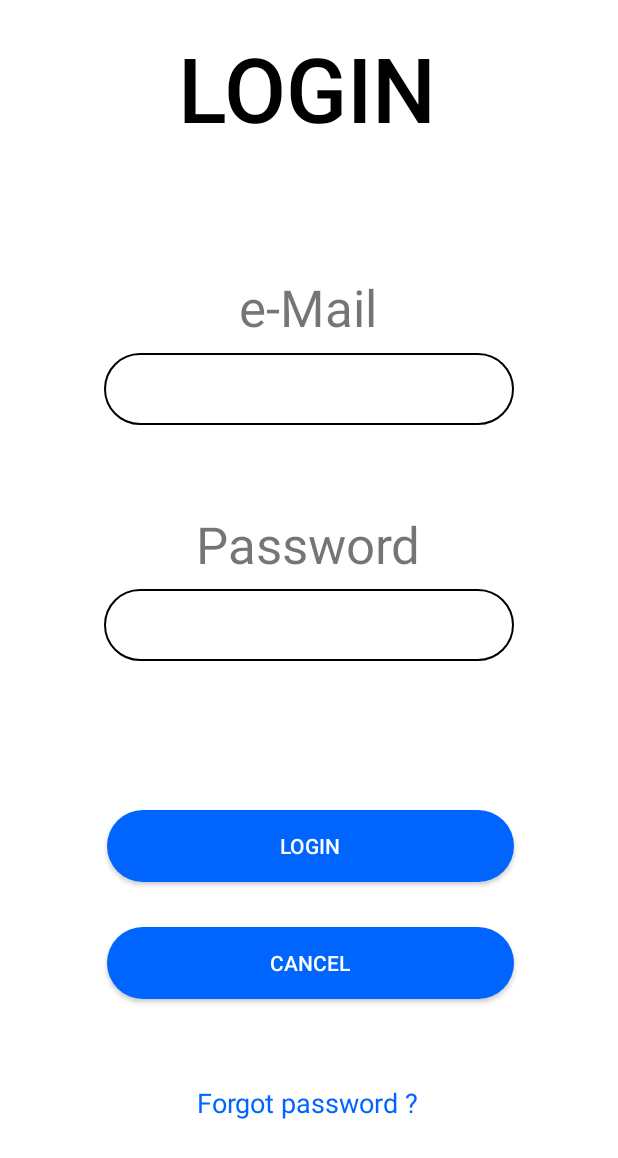
After one commit to lucaLP98/CineMates20_Mobile, an Android app: the fragment LoginFragment shown on its own in the app's theme, on a phone screen of 412 x 824 dp. The commit adds this screen. Shown: the top 1158 px of the screen. Run offline under Robolectric (Android 15) with nearby library versions, the phone set to English and light mode, and no system bars.

Commit message:
aggiunto LoginFragment, aggiunto file textfield_rounded_corner

```diff
--- a/app/src/main/java/it/ingsw/cinemates20_mobile/views/activities/MainActivity.java
+++ b/app/src/main/java/it/ingsw/cinemates20_mobile/views/activities/MainActivity.java
@@ -6,6 +6,7 @@ import android.os.Bundle;
 
 import it.ingsw.cinemates20_mobile.R;
 import it.ingsw.cinemates20_mobile.views.fragments.AccessFragment;
+import it.ingsw.cinemates20_mobile.views.fragments.LoginFragment;
 
 public class MainActivity extends AppCompatActivity {
 
--- a/app/src/main/java/it/ingsw/cinemates20_mobile/views/fragments/AccessFragment.java
+++ b/app/src/main/java/it/ingsw/cinemates20_mobile/views/fragments/AccessFragment.java
@@ -10,52 +10,20 @@ import android.view.ViewGroup;
 
 import it.ingsw.cinemates20_mobile.R;
 
-/**
- * A simple {@link Fragment} subclass.
- * Use the {@link AccessFragment#newInstance} factory method to
- * create an instance of this fragment.
- */
 public class AccessFragment extends Fragment {
-
-    // TODO: Rename parameter arguments, choose names that match
-    // the fragment initialization parameters, e.g. ARG_ITEM_NUMBER
-    private static final String ARG_PARAM1 = "param1";
-    private static final String ARG_PARAM2 = "param2";
-
-    // TODO: Rename and change types of parameters
-    private String mParam1;
-    private String mParam2;
 
     public AccessFragment() {
         // Required empty public constructor
     }
-
-    /**
-     * Use this factory method to create a new instance of
-     * this fragment using the provided parameters.
-     *
-     * @param param1 Parameter 1.
-     * @param param2 Parameter 2.
-     * @return A new instance of fragment AccessFragment.
-     */
-    // TODO: Rename and change types and number of parameters
     public static AccessFragment newInstance(String param1, String param2) {
         AccessFragment fragment = new AccessFragment();
         Bundle args = new Bundle();
-        args.putString(ARG_PARAM1, param1);
-        args.putString(ARG_PARAM2, param2);
-        fragment.setArguments(args);
         return fragment;
     }
 
     @Override
     public void onCreate(Bundle savedInstanceState) {
         super.onCreate(savedInstanceState);
-
-        if (getArguments() != null) {
-            mParam1 = getArguments().getString(ARG_PARAM1);
-            mParam2 = getArguments().getString(ARG_PARAM2);
-        }
     }
 
     @Override
--- /dev/null
+++ b/app/src/main/java/it/ingsw/cinemates20_mobile/views/fragments/LoginFragment.java
@@ -0,0 +1,66 @@
+package it.ingsw.cinemates20_mobile.views.fragments;
+
+import android.os.Bundle;
+
+import androidx.fragment.app.Fragment;
+
+import android.view.LayoutInflater;
+import android.view.View;
+import android.view.ViewGroup;
+
+import it.ingsw.cinemates20_mobile.R;
+
+/**
+ * A simple {@link Fragment} subclass.
+ * Use the {@link LoginFragment#newInstance} factory method to
+ * create an instance of this fragment.
+ */
+public class LoginFragment extends Fragment {
+
+    // TODO: Rename parameter arguments, choose names that match
+    // the fragment initialization parameters, e.g. ARG_ITEM_NUMBER
+    private static final String ARG_PARAM1 = "param1";
+    private static final String ARG_PARAM2 = "param2";
+
+    // TODO: Rename and change types of parameters
+    private String mParam1;
+    private String mParam2;
+
+    public LoginFragment() {
+        // Required empty public constructor
+    }
+
+    /**
+     * Use this factory method to create a new instance of
+     * this fragment using the provided parameters.
+     *
+     * @param param1 Parameter 1.
+     * @param param2 Parameter 2.
+     * @return A new instance of fragment LoginFragment.
+     */
+    // TODO: Rename and change types and number of parameters
+    public static LoginFragment newInstance(String param1, String param2) {
+        LoginFragment fragment = new LoginFragment();
+        Bundle args = new Bundle();
+        args.putString(ARG_PARAM1, param1);
+        args.putString(ARG_PARAM2, param2);
+        fragment.setArguments(args);
+        return fragment;
+    }
+
+    @Override
+    public void onCreate(Bundle savedInstanceState) {
+        super.onCreate(savedInstanceState);
+        if (getArguments() != null) {
+            mParam1 = getArguments().getString(ARG_PARAM1);
+            mParam2 = getArguments().getString(ARG_PARAM2);
+        }
+    }
+
+    @Override
+    public View onCreateView(LayoutInflater inflater, ViewGroup container,
+                             Bundle savedInstanceState) {
+        // Inflate the layout for this fragment
+        return inflater.inflate(R.layout.fragment_login, container, false);
+    }
+}
--- /dev/null
+++ b/app/src/main/res/drawable/textfield_rounded_corner.xml
@@ -0,0 +1,16 @@
+<?xml version="1.0" encoding="utf-8"?>
+<shape xmlns:android="http://schemas.android.com/apk/res/android">
+    <stroke
+        android:width="1dp"
+        android:color="@color/black" />
+
+    <solid android:color="@color/white" />
+
+    <padding
+        android:left="15dp"
+        android:right="15dp"
+        android:bottom="8dp"
+        android:top="8dp" />
+
+    <corners android:radius="50dp" />
+</shape>
--- a/app/src/main/res/layout/activity_main.xml
+++ b/app/src/main/res/layout/activity_main.xml
@@ -1,5 +1,5 @@
 <?xml version="1.0" encoding="utf-8"?>
-<androidx.constraintlayout.widget.ConstraintLayout xmlns:android="http://schemas.android.com/apk/res/android"
+<RelativeLayout xmlns:android="http://schemas.android.com/apk/res/android"
     xmlns:app="http://schemas.android.com/apk/res-auto"
     xmlns:tools="http://schemas.android.com/tools"
     android:layout_width="match_parent"
@@ -13,10 +13,11 @@
     <FrameLayout
         android:id="@+id/mainActivityContainer"
         android:layout_width="match_parent"
-        android:layout_height="677dp"
+        android:layout_height="match_parent"
+        android:layout_below="@id/include"
         app:layout_constraintBottom_toBottomOf="parent"
         app:layout_constraintStart_toStartOf="parent"
         app:layout_constraintTop_toBottomOf="@+id/include"
         app:layout_constraintVertical_bias="1.0" />
 
-</androidx.constraintlayout.widget.ConstraintLayout>
+</RelativeLayout>
--- a/app/src/main/res/layout/fragment_access.xml
+++ b/app/src/main/res/layout/fragment_access.xml
@@ -11,7 +11,21 @@
         android:layout_height="match_parent">
 
         <android.widget.Button
-            android:id="@+id/loginButton"
+            android:id="@+id/facebookLoginButton"
+            android:layout_width="230dp"
+            android:layout_height="60dp"
+            android:background="@drawable/button_background"
+            android:text="@string/facebook_login"
+            android:textColor="@color/white"
+            app:layout_constraintBottom_toBottomOf="parent"
+            app:layout_constraintEnd_toEndOf="parent"
+            app:layout_constraintHorizontal_bias="0.497"
+            app:layout_constraintStart_toStartOf="parent"
+            app:layout_constraintTop_toTopOf="parent"
+            app:layout_constraintVertical_bias="0.642" />
+
+        <android.widget.Button
+            android:id="@+id/goToLoginButton"
             android:layout_width="230dp"
             android:layout_height="60dp"
             android:background="@drawable/button_background"
@@ -22,7 +36,21 @@
             app:layout_constraintHorizontal_bias="0.497"
             app:layout_constraintStart_toStartOf="parent"
             app:layout_constraintTop_toTopOf="parent"
-            app:layout_constraintVertical_bias="0.12" />
+            app:layout_constraintVertical_bias="0.268" />
+
+        <android.widget.Button
+            android:id="@+id/goToSingUpButton"
+            android:layout_width="230dp"
+            android:layout_height="60dp"
+            android:background="@drawable/button_background"
+            android:text="@string/singup"
+            android:textColor="@color/white"
+            app:layout_constraintBottom_toBottomOf="parent"
+            app:layout_constraintEnd_toEndOf="parent"
+            app:layout_constraintHorizontal_bias="0.497"
+            app:layout_constraintStart_toStartOf="parent"
+            app:layout_constraintTop_toTopOf="parent"
+            app:layout_constraintVertical_bias="0.393" />
 
         <android.widget.Button
             android:id="@+id/googleLoginButton"
@@ -36,61 +64,21 @@
             app:layout_constraintHorizontal_bias="0.497"
             app:layout_constraintStart_toStartOf="parent"
             app:layout_constraintTop_toTopOf="parent"
-            app:layout_constraintVertical_bias="0.369" />
+            app:layout_constraintVertical_bias="0.517" />
 
-        <android.widget.Button
-            android:id="@+id/facebookLoginButton"
-            android:layout_width="230dp"
-            android:layout_height="60dp"
-            android:background="@drawable/button_background"
-            android:text="@string/facebook_login"
-            android:textColor="@color/white"
+        <TextView
+            android:id="@+id/loginLaterTextView"
+            android:layout_width="wrap_content"
+            android:layout_height="wrap_content"
+            android:text="@string/login_later"
+            android:textColor="@color/Cinemates_blue_clear"
+            android:textSize="18dp"
             app:layout_constraintBottom_toBottomOf="parent"
             app:layout_constraintEnd_toEndOf="parent"
             app:layout_constraintHorizontal_bias="0.497"
             app:layout_constraintStart_toStartOf="parent"
             app:layout_constraintTop_toTopOf="parent"
-            app:layout_constraintVertical_bias="0.493" />
-
-        <android.widget.Button
-            android:id="@+id/singUpButton"
-            android:layout_width="230dp"
-            android:layout_height="60dp"
-            android:background="@drawable/button_background"
-            android:text="@string/singup"
-            android:textColor="@color/white"
-            app:layout_constraintBottom_toBottomOf="parent"
-            app:layout_constraintEnd_toEndOf="parent"
-            app:layout_constraintHorizontal_bias="0.497"
-            app:layout_constraintStart_toStartOf="parent"
-            app:layout_constraintTop_toTopOf="parent"
-            app:layout_constraintVertical_bias="0.244" />
-
-        <TextView
-            android:id="@+id/orTextView"
-            android:layout_width="wrap_content"
-            android:layout_height="wrap_content"
-            android:text="@string/otherwise"
-            app:layout_constraintBottom_toBottomOf="parent"
-            app:layout_constraintEnd_toEndOf="parent"
-            app:layout_constraintHorizontal_bias="0.498"
-            app:layout_constraintStart_toStartOf="parent"
-            app:layout_constraintTop_toTopOf="parent"
-            app:layout_constraintVertical_bias="0.668" />
-
-        <android.widget.Button
-            android:id="@+id/loginLaterButton"
-            android:layout_width="230dp"
-            android:layout_height="60dp"
-            android:background="@drawable/button_background"
-            android:text="@string/login_later"
-            android:textColor="@color/white"
-            app:layout_constraintBottom_toBottomOf="parent"
-            app:layout_constraintEnd_toEndOf="parent"
-            app:layout_constraintHorizontal_bias="0.497"
-            app:layout_constraintStart_toStartOf="parent"
-            app:layout_constraintTop_toTopOf="parent"
-            app:layout_constraintVertical_bias="0.855" />
+            app:layout_constraintVertical_bias="0.844" />
 
     </androidx.constraintlayout.widget.ConstraintLayout>
 </FrameLayout>
--- /dev/null
+++ b/app/src/main/res/layout/fragment_login.xml
@@ -0,0 +1,122 @@
+<?xml version="1.0" encoding="utf-8"?>
+<androidx.constraintlayout.widget.ConstraintLayout xmlns:android="http://schemas.android.com/apk/res/android"
+    xmlns:app="http://schemas.android.com/apk/res-auto"
+    xmlns:tools="http://schemas.android.com/tools"
+    android:layout_width="match_parent"
+    android:layout_height="match_parent"
+    tools:context=".views.fragments.LoginFragment" >
+
+    <TextView
+        android:id="@+id/loginLabelTextView"
+        android:layout_width="wrap_content"
+        android:layout_height="wrap_content"
+        android:fontFamily="sans-serif-medium"
+        android:text="@string/loginLabel"
+        android:textColor="@color/black"
+        android:textSize="60sp"
+        app:layout_constraintBottom_toBottomOf="parent"
+        app:layout_constraintEnd_toEndOf="parent"
+        app:layout_constraintHorizontal_bias="0.497"
+        app:layout_constraintStart_toStartOf="parent"
+        app:layout_constraintTop_toTopOf="parent"
+        app:layout_constraintVertical_bias="0.024" />
+
+    <TextView
+        android:id="@+id/eMailTextView"
+        android:layout_width="wrap_content"
+        android:layout_height="wrap_content"
+        android:text="@string/eMail"
+        android:textSize="34sp"
+        app:layout_constraintBottom_toBottomOf="parent"
+        app:layout_constraintEnd_toEndOf="parent"
+        app:layout_constraintHorizontal_bias="0.498"
+        app:layout_constraintStart_toStartOf="parent"
+        app:layout_constraintTop_toTopOf="parent"
+        app:layout_constraintVertical_bias="0.234" />
+
+    <EditText
+        android:id="@+id/eMailEditText"
+        android:layout_width="273dp"
+        android:layout_height="48dp"
+        android:background="@drawable/textfield_rounded_corner"
+        android:ems="10"
+        android:inputType="textEmailAddress"
+        app:layout_constraintBottom_toBottomOf="parent"
+        app:layout_constraintEnd_toEndOf="parent"
+        app:layout_constraintStart_toStartOf="parent"
+        app:layout_constraintTop_toTopOf="parent"
+        app:layout_constraintVertical_bias="0.303"
+        tools:ignore="SpeakableTextPresentCheck"
+        android:autofillHints="" />
+
+    <TextView
+        android:id="@+id/passwordlTextView"
+        android:layout_width="wrap_content"
+        android:layout_height="wrap_content"
+        android:text="@string/password"
+        android:textSize="34sp"
+        app:layout_constraintBottom_toBottomOf="parent"
+        app:layout_constraintEnd_toEndOf="parent"
+        app:layout_constraintHorizontal_bias="0.498"
+        app:layout_constraintStart_toStartOf="parent"
+        app:layout_constraintTop_toTopOf="parent"
+        app:layout_constraintVertical_bias="0.437" />
+
+    <EditText
+        android:id="@+id/passwordEditText"
+        android:layout_width="273dp"
+        android:layout_height="48dp"
+        android:background="@drawable/textfield_rounded_corner"
+        android:ems="10"
+        android:inputType="textPassword"
+        app:layout_constraintBottom_toBottomOf="parent"
+        app:layout_constraintEnd_toEndOf="parent"
+        app:layout_constraintStart_toStartOf="parent"
+        app:layout_constraintTop_toTopOf="parent"
+        app:layout_constraintVertical_bias="0.506"
+        tools:ignore="SpeakableTextPresentCheck"
+        android:autofillHints="" />
+
+    <android.widget.Button
+        android:id="@+id/loginButton"
+        android:layout_width="271dp"
+        android:layout_height="48dp"
+        android:background="@drawable/button_background"
+        android:text="@string/login"
+        android:textColor="@color/white"
+        app:layout_constraintBottom_toBottomOf="parent"
+        app:layout_constraintEnd_toEndOf="parent"
+        app:layout_constraintHorizontal_bias="0.507"
+        app:layout_constraintStart_toStartOf="parent"
+        app:layout_constraintTop_toTopOf="parent"
+        app:layout_constraintVertical_bias="0.696" />
+
+    <android.widget.Button
+        android:id="@+id/cancelButton"
+        android:layout_width="271dp"
+        android:layout_height="48dp"
+        android:background="@drawable/button_background"
+        android:text="@string/cancel"
+        android:textColor="@color/white"
+        app:layout_constraintBottom_toBottomOf="parent"
+        app:layout_constraintEnd_toEndOf="parent"
+        app:layout_constraintHorizontal_bias="0.507"
+        app:layout_constraintStart_toStartOf="parent"
+        app:layout_constraintTop_toTopOf="parent"
+        app:layout_constraintVertical_bias="0.796" />
+
+    <TextView
+        android:id="@+id/forgotPasswordTextView"
+        android:layout_width="wrap_content"
+        android:layout_height="wrap_content"
+        android:text="@string/forgotPassword"
+        android:textColor="@color/Cinemates_blue_clear"
+        android:textSize="18sp"
+        app:layout_constraintBottom_toBottomOf="parent"
+        app:layout_constraintEnd_toEndOf="parent"
+        app:layout_constraintHorizontal_bias="0.498"
+        app:layout_constraintStart_toStartOf="parent"
+        app:layout_constraintTop_toTopOf="parent"
+        app:layout_constraintVertical_bias="0.904" />
+
+</androidx.constraintlayout.widget.ConstraintLayout>
--- /dev/null
+++ b/app/src/main/res/values-night/strings.xml
@@ -0,0 +1,4 @@
+<?xml version="1.0" encoding="utf-8"?>
+<resources>
+    <string name="loginLabel">LOGIN</string>
+</resources>
--- a/app/src/main/res/values/strings.xml
+++ b/app/src/main/res/values/strings.xml
@@ -6,5 +6,9 @@
     <string name="google_login">Login with Google</string>
     <string name="facebook_login">Login with Facebook</string>
     <string name="login_later">Login later</string>
-    <string name="otherwise">Otherwise</string>
+    <string name="eMail">e-Mail</string>
+    <string name="password">Password</string>
+    <string name="cancel">Cancel</string>
+    <string name="forgotPassword">Forgot password ?</string>
+    <string name="loginLabel">LOGIN</string>
 </resources>
```
Also changed, not shown: 1 other file.
